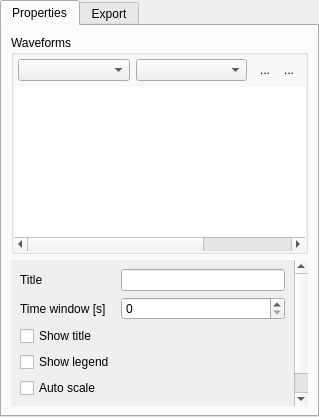
Qt form private/plotsettings.ui (QkThings/qkwidget) before a commit.
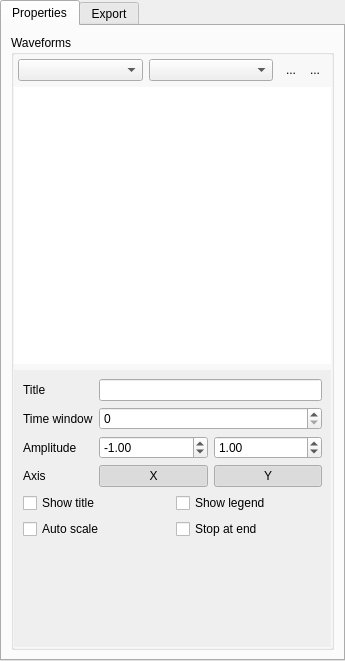
The same form after that commit. Icons and pictures are not drawn. Custom widgets are drawn as their Qt base class.

```diff
--- a/private/plotsettings.ui
+++ b/private/plotsettings.ui
@@ -6,8 +6,8 @@
    <rect>
     <x>0</x>
     <y>0</y>
-    <width>319</width>
-    <height>417</height>
+    <width>345</width>
+    <height>661</height>
    </rect>
   </property>
   <property name="windowTitle">
@@ -162,14 +162,14 @@
             <column/>
            </widget>
           </item>
-         </layout>
-        </widget>
-       </item>
        <item>
         <widget class="QScrollArea" name="scrollArea">
          <property name="frameShape">
           <enum>QFrame::NoFrame</enum>
          </property>
+            <property name="horizontalScrollBarPolicy">
+             <enum>Qt::ScrollBarAsNeeded</enum>
+            </property>
          <property name="widgetResizable">
           <bool>true</bool>
          </property>
@@ -178,8 +178,8 @@
            <rect>
             <x>0</x>
             <y>0</y>
-            <width>283</width>
-            <height>181</height>
+               <width>317</width>
+               <height>274</height>
            </rect>
           </property>
           <layout class="QVBoxLayout" name="verticalLayout_5">
@@ -198,35 +198,148 @@
              <item row="1" column="0">
               <widget class="QLabel" name="label_3">
                <property name="text">
-                <string>Time window [s]</string>
+                   <string>Time window</string>
                </property>
               </widget>
              </item>
              <item row="1" column="1">
-              <widget class="QSpinBox" name="spinTimeWindow"/>
+                 <layout class="QHBoxLayout" name="horizontalLayout_6">
+                  <item>
+                   <widget class="QSpinBox" name="spinTimeWindow">
+                    <property name="sizePolicy">
+                     <sizepolicy hsizetype="Expanding" vsizetype="Fixed">
+                      <horstretch>0</horstretch>
+                      <verstretch>0</verstretch>
+                     </sizepolicy>
+                    </property>
+                   </widget>
+                  </item>
+                 </layout>
              </item>
              <item row="2" column="0">
+                 <widget class="QLabel" name="label_5">
+                  <property name="text">
+                   <string>Amplitude</string>
+                  </property>
+                 </widget>
+                </item>
+                <item row="2" column="1">
+                 <layout class="QHBoxLayout" name="horizontalLayout_5">
+                  <item>
+                   <widget class="QDoubleSpinBox" name="spinAmplitudeMin">
+                    <property name="sizePolicy">
+                     <sizepolicy hsizetype="Expanding" vsizetype="Fixed">
+                      <horstretch>0</horstretch>
+                      <verstretch>0</verstretch>
+                     </sizepolicy>
+                    </property>
+                    <property name="decimals">
+                     <number>2</number>
+                    </property>
+                    <property name="minimum">
+                     <double>-999999.000000000000000</double>
+                    </property>
+                    <property name="maximum">
+                     <double>999999.000000000000000</double>
+                    </property>
+                    <property name="singleStep">
+                     <double>0.500000000000000</double>
+                    </property>
+                    <property name="value">
+                     <double>-1.000000000000000</double>
+                    </property>
+                   </widget>
+                  </item>
+                  <item>
+                   <widget class="QDoubleSpinBox" name="spinAmplitudeMax">
+                    <property name="sizePolicy">
+                     <sizepolicy hsizetype="Expanding" vsizetype="Fixed">
+                      <horstretch>0</horstretch>
+                      <verstretch>0</verstretch>
+                     </sizepolicy>
+                    </property>
+                    <property name="decimals">
+                     <number>2</number>
+                    </property>
+                    <property name="minimum">
+                     <double>-999999.000000000000000</double>
+                    </property>
+                    <property name="maximum">
+                     <double>999999.000000000000000</double>
+                    </property>
+                    <property name="singleStep">
+                     <double>0.500000000000000</double>
+                    </property>
+                    <property name="value">
+                     <double>1.000000000000000</double>
+                    </property>
+                   </widget>
+                  </item>
+                 </layout>
+                </item>
+                <item row="3" column="0">
+                 <widget class="QLabel" name="label_9">
+                  <property name="text">
+                   <string>Axis</string>
+                  </property>
+                 </widget>
+                </item>
+                <item row="3" column="1">
+                 <layout class="QHBoxLayout" name="horizontalLayout_9">
+                  <item>
+                   <widget class="QPushButton" name="pushButton">
+                    <property name="text">
+                     <string>X</string>
+                    </property>
+                    <property name="checkable">
+                     <bool>true</bool>
+                    </property>
+                    <property name="checked">
+                     <bool>true</bool>
+                    </property>
+                   </widget>
+                  </item>
+                  <item>
+                   <widget class="QPushButton" name="pushButton_2">
+                    <property name="text">
+                     <string>Y</string>
+                    </property>
+                    <property name="checkable">
+                     <bool>true</bool>
+                    </property>
+                    <property name="checked">
+                     <bool>true</bool>
+                    </property>
+                   </widget>
+                  </item>
+                 </layout>
+                </item>
+               </layout>
+              </item>
+              <item>
+               <layout class="QGridLayout" name="gridLayout">
+                <item row="0" column="0">
               <widget class="QCheckBox" name="checkShowTitle">
                <property name="text">
                 <string>Show title</string>
                </property>
               </widget>
              </item>
-             <item row="3" column="0">
+                <item row="0" column="1">
               <widget class="QCheckBox" name="checkShowLegend">
                <property name="text">
                 <string>Show legend</string>
                </property>
               </widget>
              </item>
-             <item row="4" column="0">
+                <item row="1" column="0">
               <widget class="QCheckBox" name="checkAutoscale">
                <property name="text">
                 <string>Auto scale</string>
                </property>
               </widget>
              </item>
-             <item row="5" column="0">
+                <item row="1" column="1">
               <widget class="QCheckBox" name="checkStopAtEnd">
                <property name="text">
                 <string>Stop at end</string>
@@ -235,8 +348,24 @@
              </item>
             </layout>
            </item>
-          </layout>
-         </widget>
+              <item>
+               <spacer name="verticalSpacer">
+                <property name="orientation">
+                 <enum>Qt::Vertical</enum>
+                </property>
+                <property name="sizeHint" stdset="0">
+                 <size>
+                  <width>0</width>
+                  <height>23</height>
+                 </size>
+                </property>
+               </spacer>
+              </item>
+             </layout>
+            </widget>
+           </widget>
+          </item>
+         </layout>
         </widget>
        </item>
       </layout>
```
Lines whose indentation alone changed are shown as unchanged.
